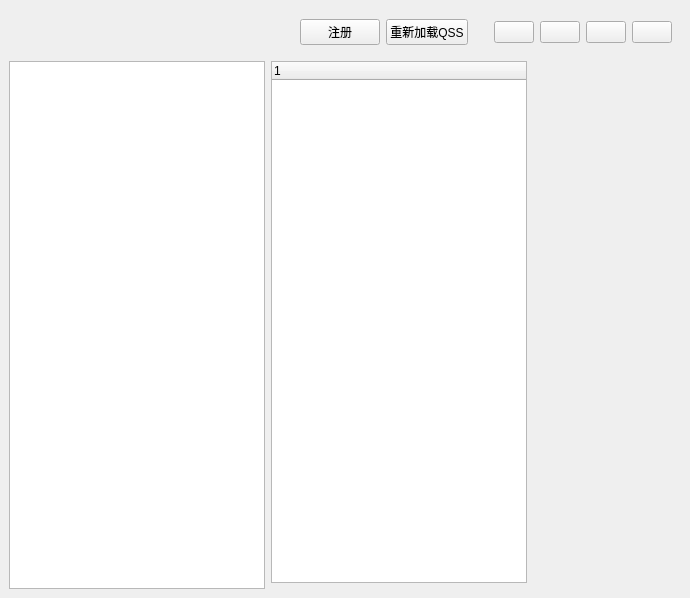
xinsuinizhuan/AppTools, file AppTools/ui/mainwindow.ui: the form before one commit.
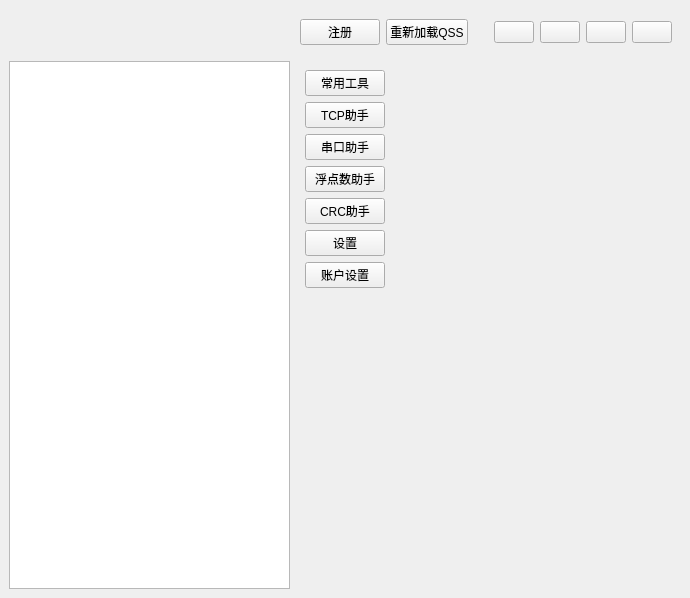
The form after the commit.

Patch:
```diff
--- a/AppTools/ui/mainwindow.ui
+++ b/AppTools/ui/mainwindow.ui
@@ -15,10 +15,81 @@
   </property>
   <widget class="QWidget" name="centralwidget">
    <layout class="QGridLayout" name="gridLayout">
-    <item row="1" column="2">
+    <item row="1" column="1">
+     <widget class="QListWidget" name="listWidget"/>
+    </item>
+    <item row="1" column="3">
      <widget class="QStackedWidget" name="stackedWidget"/>
     </item>
-    <item row="0" column="0" colspan="3">
+    <item row="1" column="2">
+     <widget class="QWidget" name="menubtnwidget" native="true">
+      <layout class="QVBoxLayout" name="verticalLayout">
+       <item>
+        <widget class="QPushButton" name="toolsbtngroup">
+         <property name="text">
+          <string>常用工具</string>
+         </property>
+        </widget>
+       </item>
+       <item>
+        <widget class="QPushButton" name="tcpbtnitem">
+         <property name="text">
+          <string>TCP助手</string>
+         </property>
+        </widget>
+       </item>
+       <item>
+        <widget class="QPushButton" name="serialbtnitem">
+         <property name="text">
+          <string>串口助手</string>
+         </property>
+        </widget>
+       </item>
+       <item>
+        <widget class="QPushButton" name="floatbtnitem">
+         <property name="text">
+          <string>浮点数助手</string>
+         </property>
+        </widget>
+       </item>
+       <item>
+        <widget class="QPushButton" name="crcbtnitem">
+         <property name="text">
+          <string>CRC助手</string>
+         </property>
+        </widget>
+       </item>
+       <item>
+        <widget class="QPushButton" name="setbtngroup">
+         <property name="text">
+          <string>设置</string>
+         </property>
+        </widget>
+       </item>
+       <item>
+        <widget class="QPushButton" name="accountbtnitem">
+         <property name="text">
+          <string>账户设置</string>
+         </property>
+        </widget>
+       </item>
+       <item>
+        <spacer name="verticalSpacer">
+         <property name="orientation">
+          <enum>Qt::Vertical</enum>
+         </property>
+         <property name="sizeHint" stdset="0">
+          <size>
+           <width>20</width>
+           <height>304</height>
+          </size>
+         </property>
+        </spacer>
+       </item>
+      </layout>
+     </widget>
+    </item>
+    <item row="0" column="1" colspan="3">
      <widget class="QWidget" name="titlewidget" native="true">
       <layout class="QHBoxLayout" name="horizontalLayout">
        <item>
@@ -109,18 +180,6 @@
       </layout>
      </widget>
     </item>
-    <item row="1" column="0" rowspan="2">
-     <widget class="QListWidget" name="listWidget"/>
-    </item>
-    <item row="1" column="1">
-     <widget class="QTreeWidget" name="treeWidget">
-      <column>
-       <property name="text">
-        <string notr="true">1</string>
-       </property>
-      </column>
-     </widget>
-    </item>
    </layout>
   </widget>
  </widget>
```
